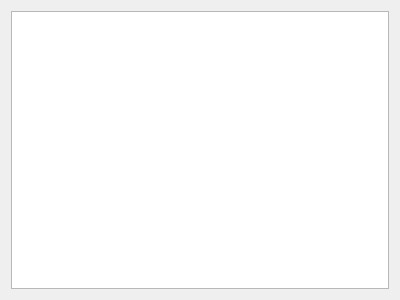
This is cutefaceui/mainwindow.ui in yteo006/cutedrone as Qt 5 draws it before an edit. The edited form follows.
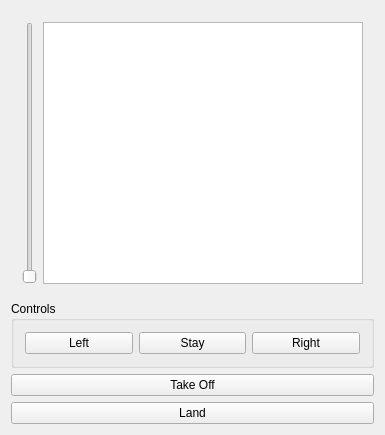
This is the edited form.

Patch:
```diff
--- a/cutefaceui/mainwindow.ui
+++ b/cutefaceui/mainwindow.ui
@@ -6,8 +6,8 @@
    <rect>
     <x>0</x>
     <y>0</y>
-    <width>400</width>
-    <height>300</height>
+    <width>385</width>
+    <height>435</height>
    </rect>
   </property>
   <property name="windowTitle">
@@ -16,7 +16,64 @@
   <widget class="QWidget" name="centralWidget">
    <layout class="QVBoxLayout" name="verticalLayout">
     <item>
-     <widget class="QGraphicsView" name="graphicsView"/>
+     <widget class="QWidget" name="widget" native="true">
+      <layout class="QHBoxLayout" name="horizontalLayout">
+       <item>
+        <widget class="QSlider" name="verticalSlider">
+         <property name="orientation">
+          <enum>Qt::Vertical</enum>
+         </property>
+        </widget>
+       </item>
+       <item>
+        <widget class="QGraphicsView" name="graphicsView"/>
+       </item>
+      </layout>
+     </widget>
+    </item>
+    <item>
+     <widget class="QGroupBox" name="groupBox">
+      <property name="title">
+       <string>Controls</string>
+      </property>
+      <layout class="QHBoxLayout" name="horizontalLayout_2">
+       <item>
+        <widget class="QPushButton" name="pushButtonTurnLeft">
+         <property name="text">
+          <string>Left</string>
+         </property>
+        </widget>
+       </item>
+       <item>
+        <widget class="QPushButton" name="pushButtonStay">
+         <property name="text">
+          <string>Stay</string>
+         </property>
+        </widget>
+       </item>
+       <item>
+        <widget class="QPushButton" name="pushButtonTurnRight">
+         <property name="text">
+          <string>Right</string>
+         </property>
+        </widget>
+       </item>
+      </layout>
+     </widget>
+    </item>
+    <item>
+     <widget class="QPushButton" name="pushButtonTakeOff">
+      <property name="text">
+       <string>Take Off</string>
+      </property>
+     </widget>
+    </item>
+    <item>
+     <widget class="QPushButton" name="pushButtonLand">
+      <property name="text">
+       <string>Land</string>
+      </property>
+     </widget>
     </item>
    </layout>
   </widget>
```
